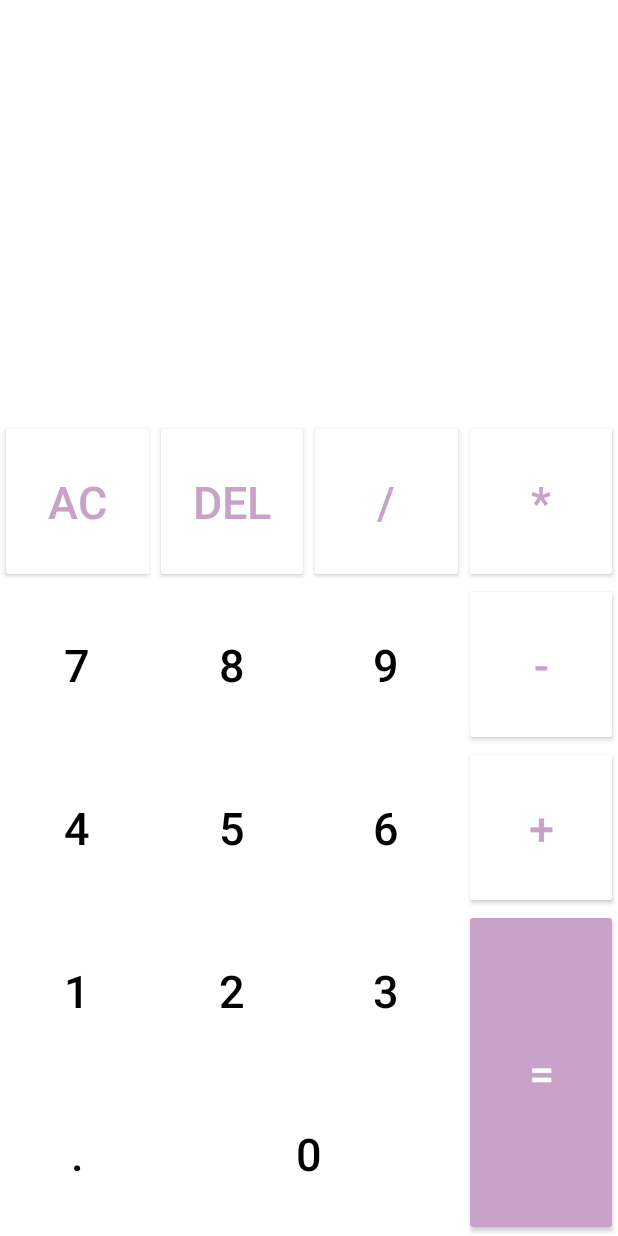
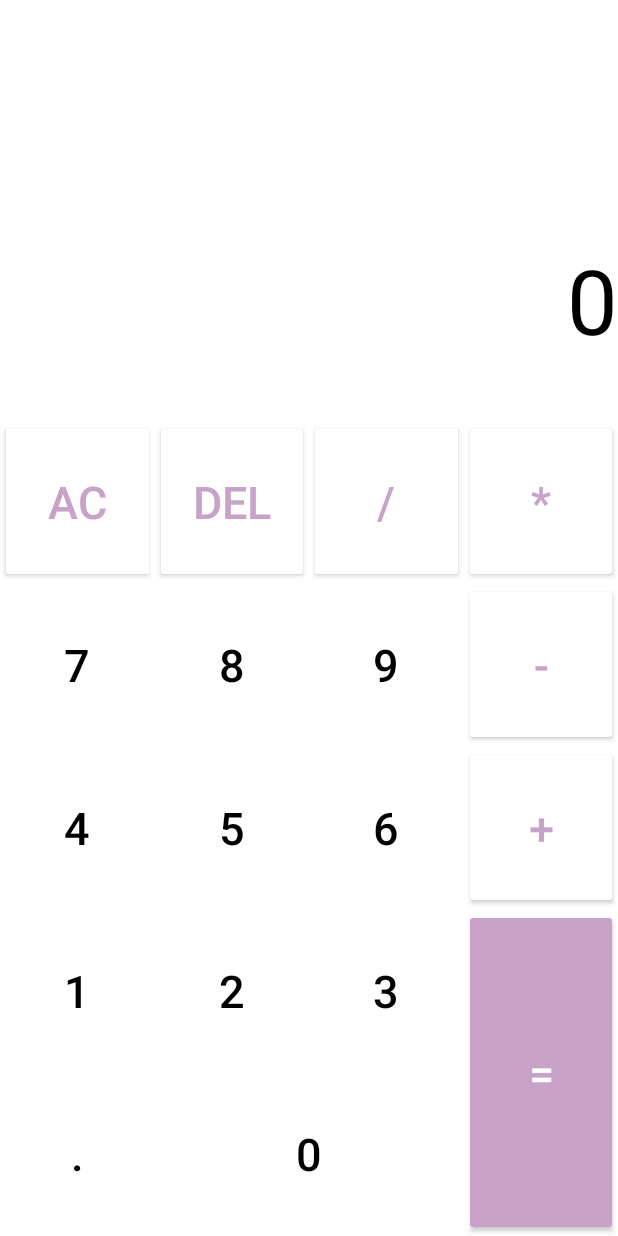
Before and after one commit to AndiPops/BasicAndroidCalculator, an Android app: the screen it shows after launch (MainActivity), after a tap on "AC", on a phone screen of 412 x 824 dp. Run offline under Robolectric (Android 15) with nearby library versions, the phone set to English and light mode, and no system bars.

Commit message:
Implement clearing functionalities

```diff
--- a/app/src/main/java/ro/andreeapopa/basiccalculator/MainActivity.java
+++ b/app/src/main/java/ro/andreeapopa/basiccalculator/MainActivity.java
@@ -170,13 +170,19 @@ public class MainActivity extends AppCompatActivity {
         btnAC.setOnClickListener(new View.OnClickListener() {
             @Override
             public void onClick(View view) {
-
+                number = null;
+                status = null;
+                tvResult.setText("0");
+                tvHistory.setText("");
+                firstNumber = 0;
+                lastNumber = 0;
             }
         });
         btnDEL.setOnClickListener(new View.OnClickListener() {
             @Override
             public void onClick(View view) {
-
+                number = number.substring(0, number.length()-1);
+                tvResult.setText(number);
             }
         });
     }
--- a/app/src/main/res/layout/activity_main.xml
+++ b/app/src/main/res/layout/activity_main.xml
@@ -30,7 +30,7 @@
             android:gravity="center|end"
             android:background="@color/white"
             android:textColor="@color/black"
-            android:text="">
+            android:text="0">
         </TextView>
     </LinearLayout>
 
```
